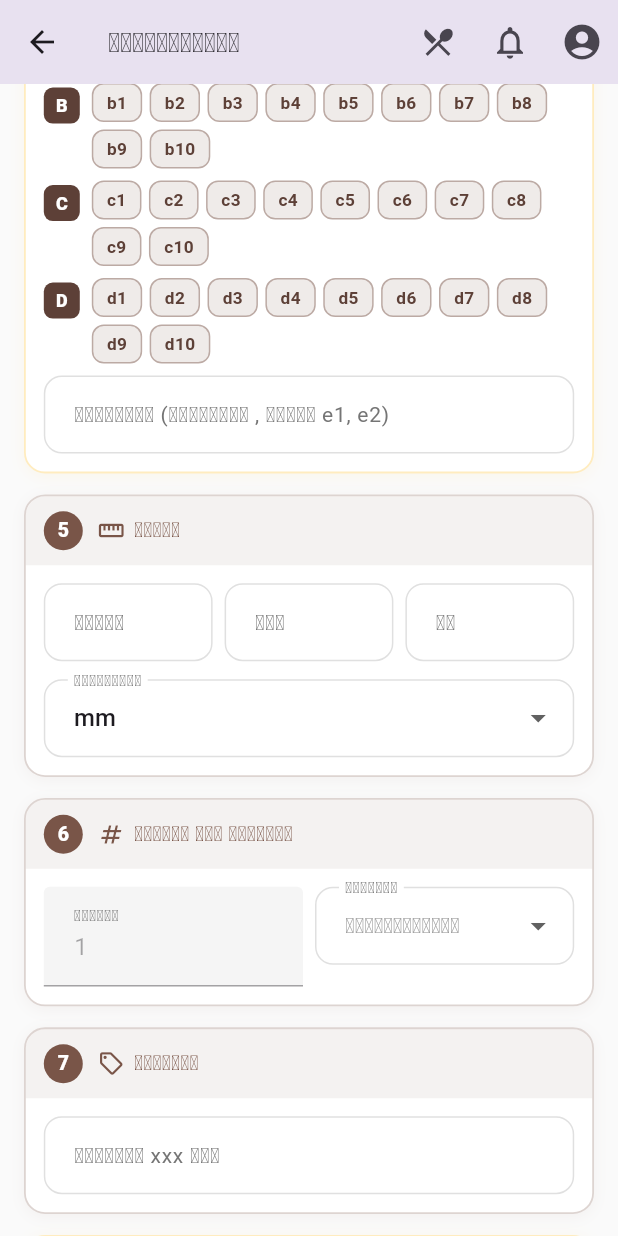
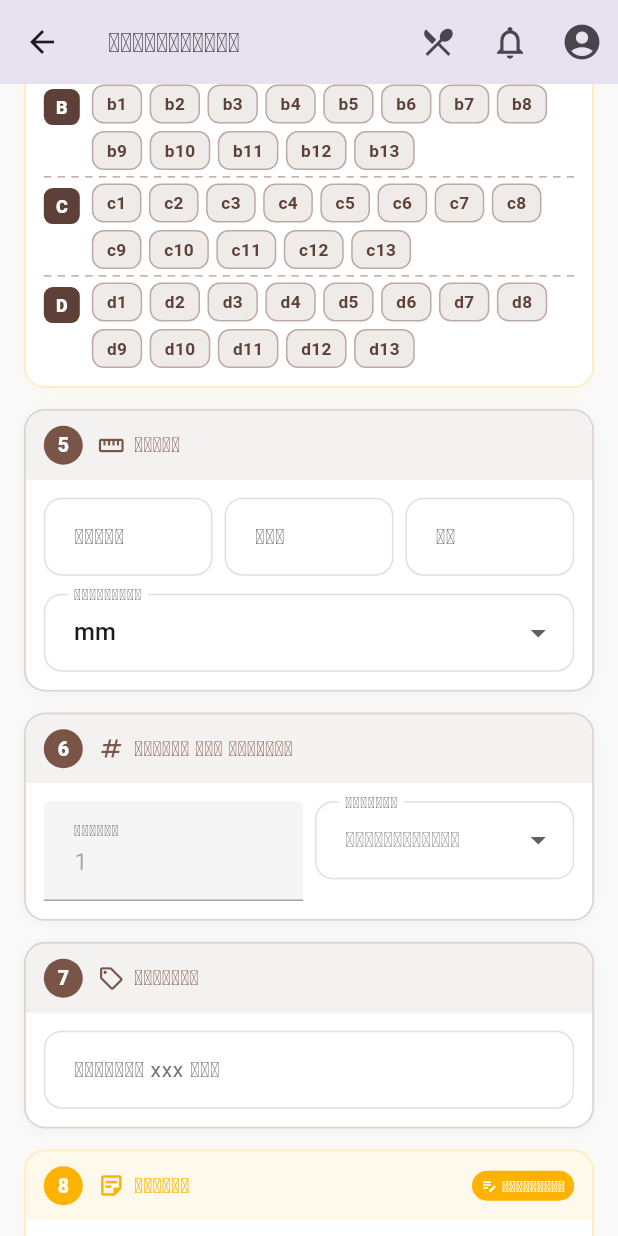
Before and after one commit to nok227/wood, a Flutter app: the WoodProductFormPage screen opened directly, scrolled down 576 dp, on a phone screen of 412 x 824 dp. Run offline on Flutter 3.47's test engine with Material 3 defaults, Android fonts, the phone set to English and light mode, and no system bars; our stand-ins replace cached_network_image, cloud_firestore, firebase_auth, firebase_core, flutter_local_notifications, get and 5 more; missing offline and left inert: app_badge_plus, flutter_foreground_task, gal, onesignal_flutter; accounts and stored records are empty; statements that could not run were skipped.

Commit message:
version_10

```diff
--- a/lib/features/wood_products/domain/entities/app_notification.dart
+++ b/lib/features/wood_products/domain/entities/app_notification.dart
@@ -27,16 +27,12 @@ class AppNotification {
   final bool actorIsAdmin;
   final NotificationAudience audience;
   final DateTime date;
-
-  // ⚠️ legacy — ບໍ່ໃຊ້ແລ້ວ (ຄົງໄວ້ເພື່ອ backward compat)
   final bool isRead;
-
   final String? targetId;
   final Map<String, dynamic>? meta;
-
-  // 🆕 per-user state
   final List<String> readBy;
   final List<String> deletedBy;
+  final DateTime expireAt; // 🆕 TTL — ລຶບອັດຕະໂນມັດຫຼັງ 7 ວັນ
 
   const AppNotification({
     required this.id,
@@ -52,9 +48,9 @@ class AppNotification {
     this.meta,
     this.readBy = const [],
     this.deletedBy = const [],
+    required this.expireAt, // 🆕
   });
 
-  // ✅ helper — ໃຊ້ໃນ UI ແທນ isRead
   bool isReadBy(String? uid) {
     if (uid == null || uid.isEmpty) return isRead;
     return readBy.contains(uid);
@@ -84,6 +80,7 @@ class AppNotification {
         meta: meta,
         readBy: readBy ?? this.readBy,
         deletedBy: deletedBy ?? this.deletedBy,
+        expireAt: expireAt,
       );
 
   IconData get icon {
--- a/lib/features/wood_products/presentation/controllers/wood_product_controller.dart
+++ b/lib/features/wood_products/presentation/controllers/wood_product_controller.dart
@@ -56,7 +56,7 @@ class WoodProductController extends GetxController {
   // 🆕 ໂຊນ (multi-select)
   // ══════════════════════════════════════════════
   static const List<String> zoneLetters = ['a', 'b', 'c', 'd'];
-  static const int zoneNumbersPerLetter = 10;
+  static const int zoneNumbersPerLetter = 13;
 
   List<String> get zoneOptions => [
         for (final letter in zoneLetters)
--- a/lib/features/wood_products/presentation/pages/sales_list_page.dart
+++ b/lib/features/wood_products/presentation/pages/sales_list_page.dart
@@ -117,7 +117,7 @@ class _SalesListPageState extends State<SalesListPage>
     super.build(context);
 
     final controller = Get.find<SalesController>();
-    final isAdminUser = Get.find<AuthController>().isAdmin;
+      final isAdminUser = Get.find<AuthController>().isAdmin;
 
     return Scaffold(
       backgroundColor: const Color(0xFFF5F0EA),
--- a/lib/features/wood_products/presentation/pages/wood_product_form_page.dart
+++ b/lib/features/wood_products/presentation/pages/wood_product_form_page.dart
@@ -133,7 +133,6 @@ class _WoodProductFormPageState extends State<WoodProductFormPage>
     return true;
   }
 
-  // 🆕 ໝາຍເຫດ — ບໍ່ບັງຄັບ
   bool get _doneNote => controller.noteController.text.trim().isNotEmpty;
 
   bool get _hasAnyInput =>
@@ -260,17 +259,24 @@ class _WoodProductFormPageState extends State<WoodProductFormPage>
                   child: Column(
                     crossAxisAlignment: CrossAxisAlignment.stretch,
                     children: [
-                      for (final letter
-                          in WoodProductController.zoneLetters) ...[
-                        _zoneRow(letter, controller),
-                        const SizedBox(height: 8),
+                      // ══════════════════════════════════════════
+                      // ✅ ແກ້: ສະແດງແຕ່ລະໂຊນ + ຂີດໆ ລະຫວ່າງ
+                      // ══════════════════════════════════════════
+                      for (int i = 0;
+                          i < WoodProductController.zoneLetters.length;
+                          i++) ...[
+                        _zoneRow(
+                          WoodProductController.zoneLetters[i],
+                          controller,
+                        ),
+                        // ບໍ່ໃສ່ຂີດຫຼັງອັນສຸດທ້າຍ
+                        if (i <
+                            WoodProductController.zoneLetters.length - 1) ...[
+                          const SizedBox(height: 4),
+                          _dashedDivider(),
+                          const SizedBox(height: 4),
+                        ],
                       ],
-                      TextField(
-                        controller: controller.customZonesController,
-                        decoration: _minimalInputDecoration(
-                          'ໂຊນອື່ນໆ (ຄັ່ນດ້ວຍ , ເຊັ່ນ e1, e2)',
-                        ),
-                      ),
                       if (controller.allZones.isNotEmpty)
                         Padding(
                           padding: const EdgeInsets.only(top: 10),
@@ -544,7 +550,7 @@ class _WoodProductFormPageState extends State<WoodProductFormPage>
               ),
               const SizedBox(height: 14),
 
-              // 🆕 ⑧ ໝາຍເຫດ (ບໍ່ບັງຄັບ)
+              // ⑧ ໝາຍເຫດ (ບໍ່ບັງຄັບ)
               _section(
                 number: '8',
                 title: 'ໝາຍເຫດ',
@@ -892,6 +898,31 @@ class _WoodProductFormPageState extends State<WoodProductFormPage>
           Padding(padding: const EdgeInsets.all(12), child: child),
         ],
       ),
+    );
+  }
+
+  // ══════════════════════════════════════════════
+  // ✂️ ເສັ້ນຂີດໆ ຄັ່ນລະຫວ່າງໂຊນ
+  // ══════════════════════════════════════════════
+  Widget _dashedDivider() {
+    return LayoutBuilder(
+      builder: (context, constraints) {
+        const dashWidth = 5.0;
+        const dashSpace = 4.0;
+        final count =
+            (constraints.maxWidth / (dashWidth + dashSpace)).floor();
+        return Row(
+          mainAxisAlignment: MainAxisAlignment.spaceBetween,
+          children: List.generate(
+            count,
+            (_) => Container(
+              width: dashWidth,
+              height: 1,
+              color: Colors.brown.shade200,
+            ),
+          ),
+        );
+      },
     );
   }
 
```
Also changed, not shown: lib/features/wood_products/data/datasources/notification_remote_data_source.dart (+1 -9 lines), lib/features/wood_products/data/models/app_notification_model.dart (+13 -1 lines), lib/features/wood_products/presentation/controllers/notification_controller.dart (+13 -19 lines), lib/features/wood_products/presentation/pages/wood_product_list_page.dart (+45 -7 lines), lib/features/wood_products/presentation/widgets/custom_app_bar.dart (line endings or trailing spaces).
